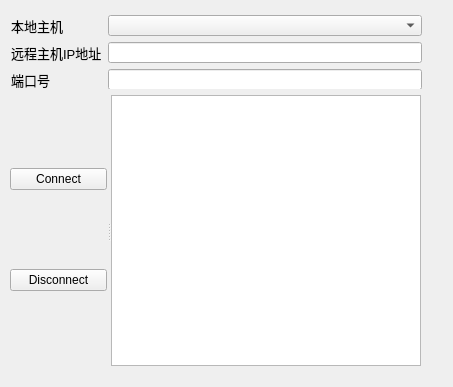
Qt form socketwidget.ui (yao-bo/SLMP) before a commit.
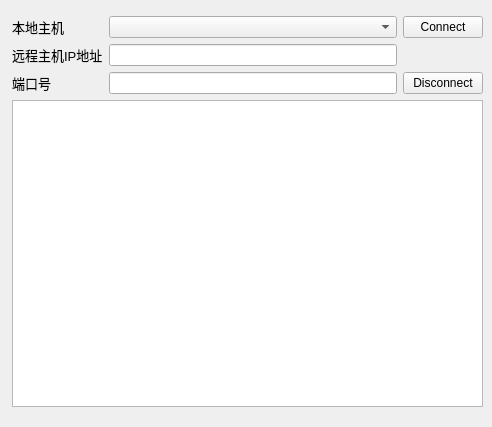
The same form after that commit.

Diff of the .ui file:
```diff
--- a/socketwidget.ui
+++ b/socketwidget.ui
@@ -6,8 +6,8 @@
    <rect>
     <x>0</x>
     <y>0</y>
-    <width>453</width>
-    <height>387</height>
+    <width>492</width>
+    <height>427</height>
    </rect>
   </property>
   <property name="windowTitle">
@@ -16,31 +16,15 @@
   <widget class="QWidget" name="">
    <property name="geometry">
     <rect>
-     <x>11</x>
-     <y>15</y>
-     <width>411</width>
-     <height>74</height>
+     <x>12</x>
+     <y>16</y>
+     <width>471</width>
+     <height>391</height>
     </rect>
    </property>
+   <layout class="QVBoxLayout" name="verticalLayout" stretch="5,10">
+    <item>
    <layout class="QGridLayout" name="gridLayout">
-    <item row="3" column="1">
-     <widget class="QLineEdit" name="lineEdit_Port"/>
-    </item>
-    <item row="1" column="1">
-     <widget class="QLineEdit" name="lineEdit_IP"/>
-    </item>
-    <item row="1" column="0">
-     <widget class="QLabel" name="label">
-      <property name="font">
-       <font>
-        <pointsize>10</pointsize>
-       </font>
-      </property>
-      <property name="text">
-       <string>远程主机IP地址</string>
-      </property>
-     </widget>
-    </item>
     <item row="0" column="0">
      <widget class="QLabel" name="label_3">
       <property name="font">
@@ -56,42 +40,44 @@
     <item row="0" column="1">
      <widget class="QComboBox" name="comboBox"/>
     </item>
-    <item row="3" column="0">
-     <widget class="QLabel" name="label_2">
-      <property name="font">
-       <font>
-        <pointsize>10</pointsize>
-       </font>
-      </property>
-      <property name="text">
-       <string>端口号</string>
-      </property>
-     </widget>
-    </item>
-   </layout>
-  </widget>
-  <widget class="QSplitter" name="splitter">
-   <property name="geometry">
-    <rect>
-     <x>10</x>
-     <y>95</y>
-     <width>411</width>
-     <height>271</height>
-    </rect>
-   </property>
-   <property name="orientation">
-    <enum>Qt::Horizontal</enum>
-   </property>
-   <widget class="QWidget" name="">
-    <layout class="QVBoxLayout" name="verticalLayout">
-     <item>
+      <item row="0" column="2">
       <widget class="QPushButton" name="Connect">
        <property name="text">
         <string>Connect</string>
        </property>
       </widget>
      </item>
-     <item>
+      <item row="1" column="0">
+       <widget class="QLabel" name="label">
+        <property name="font">
+         <font>
+          <pointsize>10</pointsize>
+         </font>
+        </property>
+        <property name="text">
+         <string>远程主机IP地址</string>
+        </property>
+       </widget>
+      </item>
+      <item row="1" column="1">
+       <widget class="QLineEdit" name="lineEdit_IP"/>
+      </item>
+      <item row="2" column="0">
+       <widget class="QLabel" name="label_2">
+        <property name="font">
+         <font>
+          <pointsize>10</pointsize>
+         </font>
+        </property>
+        <property name="text">
+         <string>端口号</string>
+        </property>
+       </widget>
+      </item>
+      <item row="2" column="1">
+       <widget class="QLineEdit" name="lineEdit_Port"/>
+      </item>
+      <item row="2" column="2">
       <widget class="QPushButton" name="Disconnect">
        <property name="text">
         <string>Disconnect</string>
@@ -99,8 +85,11 @@
       </widget>
      </item>
     </layout>
-   </widget>
+    </item>
+    <item>
    <widget class="QTextBrowser" name="textBrowser_ReceiveText"/>
+    </item>
+   </layout>
   </widget>
  </widget>
  <resources/>
```
Lines whose indentation alone changed are shown as unchanged.
